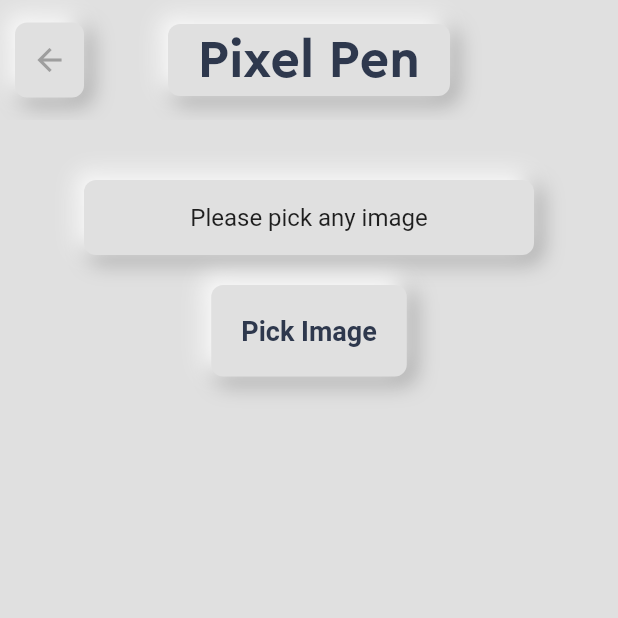
After one commit to deepanshu-rajput-git/Pixel-Pen, a Flutter app: the ImageScanner screen opened directly, on a phone screen of 412 x 824 dp, the top half of it. The commit adds this screen. Run offline on Flutter 3.47's test engine with Material 2 defaults, Android fonts, the light colour scheme and no system bars; our stand-ins replace animate_do, camera, file_picker, get, liquid_progress_indicator_v2, lottie and 1 more; missing offline and left inert: clipboard, google_mlkit_text_recognition, syncfusion_flutter_pdf.

Commit message:
Image Scanner extracted

```diff
--- /dev/null
+++ b/lib/widgets/ImageScanner.dart
@@ -0,0 +1,213 @@
+import 'dart:io';
+
+import 'package:animate_do/animate_do.dart';
+import 'package:file_picker/file_picker.dart';
+import 'package:flutter/material.dart';
+import 'package:google_mlkit_text_recognition/google_mlkit_text_recognition.dart';
+import 'package:pixel_pen/widgets/AppBar.dart';
+import 'package:pixel_pen/widgets/MainButton.dart';
+import 'package:pixel_pen/widgets/ResultScreen.dart';
+
+import '../utils/colors.dart';
+
+class ImageScanner extends StatefulWidget {
+  const ImageScanner({super.key});
+
+  @override
+  State<ImageScanner> createState() => _ImageScannerState();
+}
+
+class _ImageScannerState extends State<ImageScanner> {
+  FilePickerResult? filePicked; // pdf file picked
+  String? selectedFileName;
+  String? imagePath;
+  final textRecogniser = TextRecognizer();
+  String? outputText;
+  // Function to pick a image file
+  Future<void> pickPDFFile() async {
+    try {
+      FilePickerResult? result = await FilePicker.platform.pickFiles(
+        type: FileType.custom,
+        allowedExtensions: ['jpg'],
+      );
+
+      if (result != null) {
+        PlatformFile file = result.files.first;
+        String fileName = file.name;
+        String? path = file.path;
+        // print("BadBoy---------");
+        // print(path);
+        // Update the UI with the selected file name
+        setState(() {
+          selectedFileName = fileName;
+          filePicked = result;
+          imagePath = path;
+        });
+      }
+    } catch (e) {
+      print("Error picking image : $e");
+    }
+  }
+
+  //It will take care of scanning text from image
+  Future<void> scanImage() async {
+    final navigator = Navigator.of(context);
+    try {
+      // final pictureFile = await cameraController!.takePicture();
+      final file = File(imagePath!);
+      final inputImage = InputImage.fromFile(file);
+      final recognizerText = await textRecogniser.processImage(inputImage);
+      setState(() {
+        outputText = recognizerText.text;
+      });
+      // print(outputText);
+    } catch (e) {
+      ScaffoldMessenger.of(context).showSnackBar(
+        SnackBar(
+          dismissDirection: DismissDirection.horizontal,
+          content: const Text(
+            'An error occurred when scanning text',
+            style: TextStyle(
+              fontSize: 16,
+              fontWeight: FontWeight.bold,
+              color: Colors.white, // Customize the text color
+            ),
+          ),
+          backgroundColor:
+              AppColors.mainColor, // Customize the background color
+          duration: const Duration(seconds: 5), // Adjust the duration as needed
+          action: SnackBarAction(
+            label: 'OK',
+            onPressed: () {
+              ScaffoldMessenger.of(context).hideCurrentSnackBar();
+            },
+            textColor: Colors.white, // Customize the action button text color
+          ),
+        ),
+      );
+    }
+  }
+
+  @override
+  Widget build(BuildContext context) {
+    return Scaffold(
+      backgroundColor: AppColors.backgroundColor,
+      appBar: MyAppBar(),
+      body: SingleChildScrollView(
+        child: Padding(
+          padding: const EdgeInsets.symmetric(horizontal: 20, vertical: 10),
+          child: Column(
+            mainAxisAlignment: MainAxisAlignment.center,
+            crossAxisAlignment: CrossAxisAlignment.center,
+            children: <Widget>[
+              const SizedBox(height: 30),
+              Row(
+                mainAxisAlignment: MainAxisAlignment.center,
+                children: [
+                  Container(
+                    width: 300,
+                    height: 100 / 2,
+                    decoration: BoxDecoration(
+                        color: AppColors.backgroundColor!,
+                        borderRadius: BorderRadius.circular(8),
+                        boxShadow: [
+                          BoxShadow(
+                              color: AppColors.darkColor!,
+                              blurRadius: 12,
+                              offset: const Offset(4, 4),
+                              spreadRadius: 1),
+                          const BoxShadow(
+                              color: Colors.white,
+                              blurRadius: 12,
+                              offset: Offset(-4, -4),
+                              spreadRadius: 1),
+                        ]),
+                    child: Center(
+                      child: FadeIn(
+                        duration: const Duration(seconds: 2),
+                        child: Text(
+                          selectedFileName != null
+                              ? 'Selected Image :   $selectedFileName'
+                              : "Please pick any image",
+                          style: const TextStyle(fontSize: 16),
+                          overflow: TextOverflow.ellipsis,
+                          maxLines: 1,
+                        ),
+                      ),
+                    ),
+                  ),
+                ],
+              ),
+              Row(
+                mainAxisAlignment: MainAxisAlignment.spaceAround,
+                children: [
+                  MainButton(
+                    child: const Text(
+                      "Pick Image",
+                      style: TextStyle(
+                          fontWeight: FontWeight.bold,
+                          fontSize: 18,
+                          color: AppColors.titleColor),
+                    ),
+                    onPressed: () {
+                      pickPDFFile();
+                      scanImage();
+                    },
+                  ),
+                ],
+              ),
+
+              filePicked != null
+                  ? Container(
+                      height: 250, // Adjust the height as needed
+                      width: 250,
+                      decoration: BoxDecoration(
+                          color: AppColors.backgroundColor!,
+                          borderRadius: BorderRadius.circular(8),
+                          boxShadow: [
+                            BoxShadow(
+                                color: AppColors.darkColor!,
+                                blurRadius: 12,
+                                offset: const Offset(4, 4),
+                                spreadRadius: 1),
+                            const BoxShadow(
+                                color: Colors.white,
+                                blurRadius: 12,
+                                offset: Offset(-4, -4),
+                                spreadRadius: 1),
+                          ]), // Adjust the width as needed
+                      child: FadeIn(
+                        duration: const Duration(seconds: 8),
+                        child: Image.file(
+                          File(imagePath!),
+                        ),
+                      ))
+                  : Container(),
+              // const MyProgressIndicator(progress: 0.1),
+              outputText != null
+                  ? MainButton(
+                      child: const Text(
+                        "Process Me",
+                        style: TextStyle(
+                            fontWeight: FontWeight.bold,
+                            fontSize: 18,
+                            color: AppColors.titleColor),
+                      ),
+                      onPressed: () {
+                        Navigator.push(
+                          context,
+                          MaterialPageRoute(
+                            builder: (context) =>
+                                ResultScreen(text: outputText!),
+                          ),
+                        );
+                      },
+                    )
+                  : Container(),
+            ],
+          ),
+        ),
+      ),
+    );
+  }
+}
```
Also changed, not shown: lib/HomePage.dart (+10 -4 lines).
